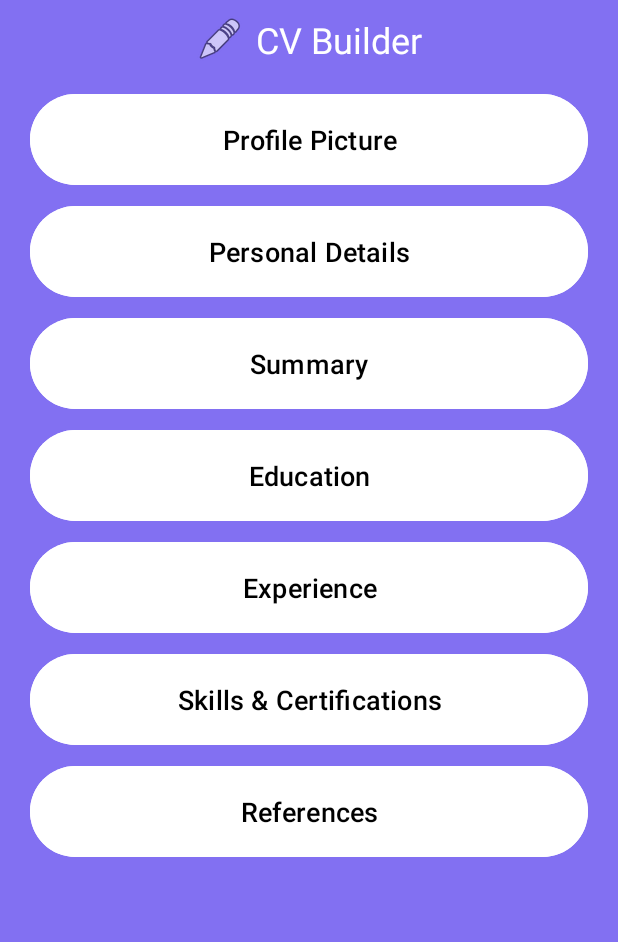
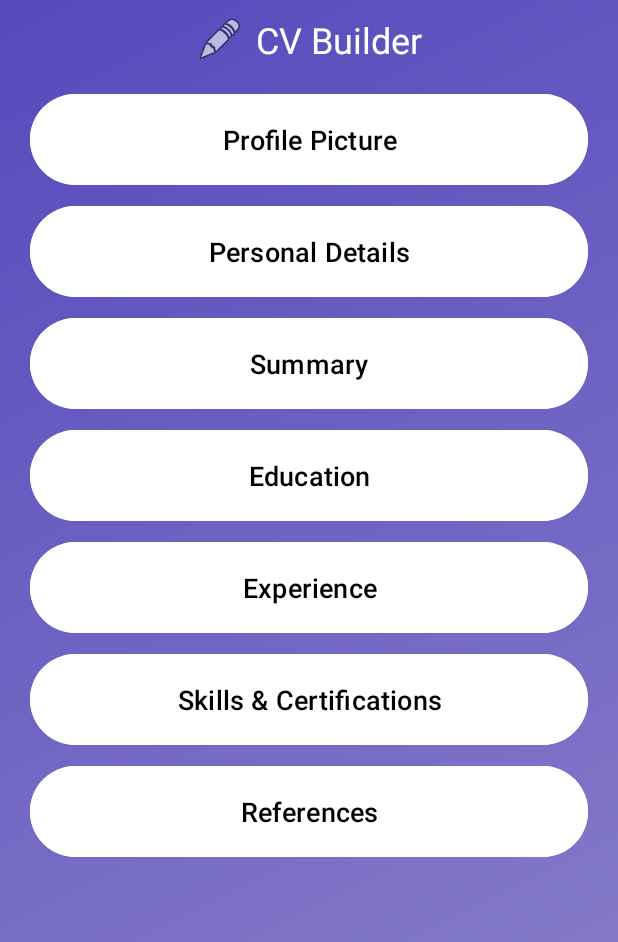
Before and after one commit to Zohaib-4/Android_Development, an Android app: the screen it shows after launch (ActivityHome), on a phone screen of 412 x 824 dp. Shown: the top 942 px of the screen. Run offline under Robolectric (Android 15) with nearby library versions, the phone set to English and light mode, and no system bars.

Commit message:
Update splash screen and home activity background colors.

```diff
--- a/CV_Builder/app/src/main/res/drawable/splash_background.xml
+++ b/CV_Builder/app/src/main/res/drawable/splash_background.xml
@@ -1,7 +1,7 @@
 <?xml version="1.0" encoding="utf-8"?>
 <shape xmlns:android="http://schemas.android.com/apk/res/android">
     <gradient
-        android:startColor="#6A5ACD"
-        android:endColor="#483D8B"
+        android:startColor="#8E84CA"
+        android:endColor="#5649BD"
         android:angle="135" />
 </shape>
--- a/CV_Builder/app/src/main/res/layout/activity_home.xml
+++ b/CV_Builder/app/src/main/res/layout/activity_home.xml
@@ -5,7 +5,7 @@
     android:id="@+id/main"
     android:layout_height="match_parent"
     android:orientation="vertical"
-    android:background="#8270F2"
+    android:background="@drawable/splash_background"
     android:paddingTop="30dp">
 
     <!-- Title: CV Builder -->
```
